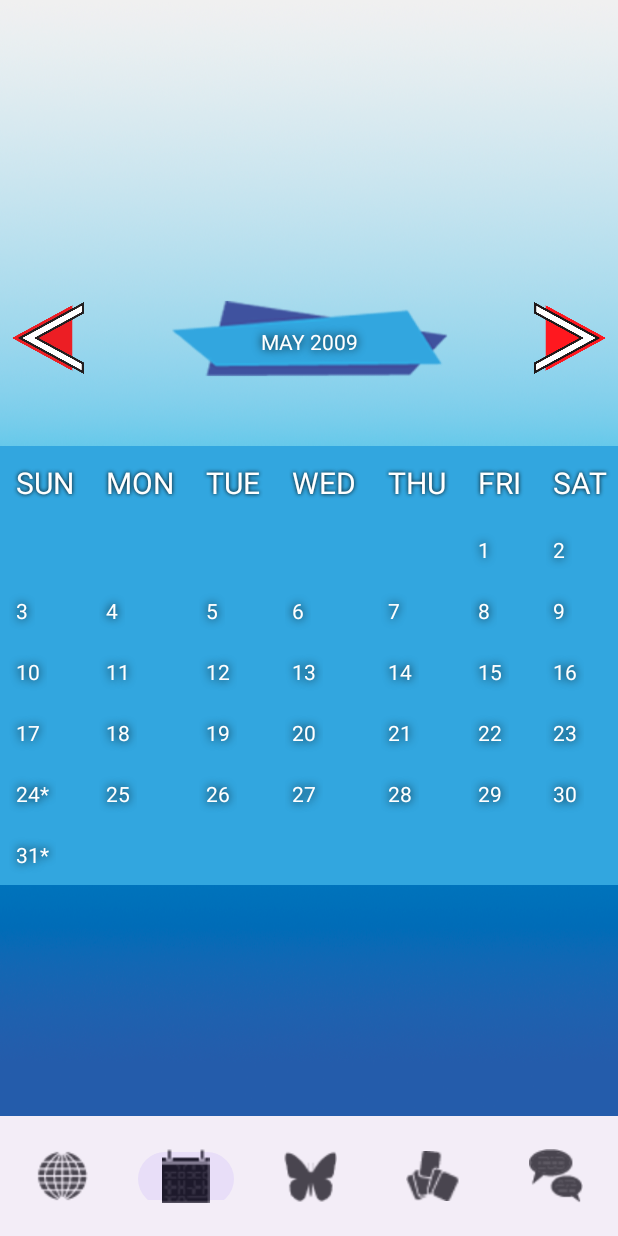
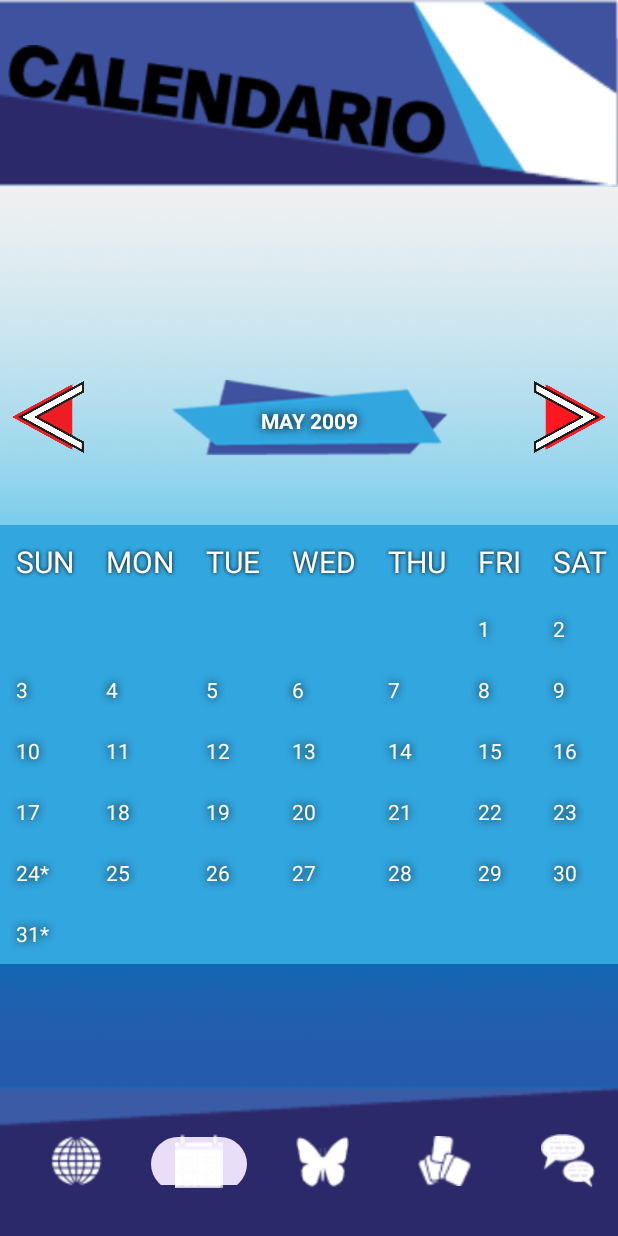
Before and after one commit to MarcENTI/AppCompanion, an Android app: the screen it shows after launch (MainActivity), item 2 of the bottom bar chosen, on a phone screen of 412 x 824 dp. Run offline under Robolectric (Android 15) with nearby library versions, the phone set to English and light mode, and no system bars.

Commit message:
Confidents & compendium deco

```diff
--- a/CompanionPersona/app/src/main/java/firebase/companionPersona/enti24/BottomNavFragment.kt
+++ b/CompanionPersona/app/src/main/java/firebase/companionPersona/enti24/BottomNavFragment.kt
@@ -5,6 +5,10 @@ import androidx.fragment.app.Fragment
 import android.view.LayoutInflater
 import android.view.View
 import android.view.ViewGroup
+import android.widget.ImageView
+import androidx.appcompat.view.menu.MenuView
+import androidx.appcompat.view.menu.MenuView.ItemView
+import androidx.core.graphics.drawable.IconCompat
 import com.google.android.material.bottomnavigation.BottomNavigationView
 
 
@@ -16,42 +20,52 @@ class BottomNavFragment : Fragment() {
     ): View? {
         // Inflate the layout for this fragment
         return inflater.inflate(R.layout.fragment_bottom_nav, container, false)
+
     }
 
     override fun onViewCreated(view: View, savedInstanceState: Bundle?) {
         super.onViewCreated(view, savedInstanceState)
 
         val bottomNavigationView: BottomNavigationView = view.findViewById(R.id.navBar)
+        val titleImage: ImageView = view.findViewById(R.id.titleImage)
 
         bottomNavigationView.setOnItemSelectedListener { menuItem ->
             when (menuItem.itemId) {
                 R.id.forum -> {
                     val forumFragment = ForumFragment()
+                    titleImage.setImageResource(R.drawable.title_forum)
                     parentFragmentManager.beginTransaction()
                         .replace(R.id.inner_fragment_container, forumFragment)
                         .commit()
                     true
                 }
-                R.id.compendium -> {
+                R.id.confident -> {
                     val confidentsFragment = ConfidentsFragment()
+
+                    titleImage.setImageResource(R.drawable.title_confidents)
                     parentFragmentManager.beginTransaction()
                         .replace(R.id.inner_fragment_container, confidentsFragment)
                         .commit()
                     true
                 }
                 R.id.chat -> {
+                    titleImage.setImageResource(R.drawable.title_chat)
                     // Aquí colocar fragmento de chat
                     true
                 }
                 R.id.calendar -> {
                     val calendarFragment = CalendarFragment()
+
+                    titleImage.setImageResource(R.drawable.title_calendar)
                     parentFragmentManager.beginTransaction()
                         .replace(R.id.inner_fragment_container, calendarFragment)
                         .commit()
                     true
                 }
-                R.id.confident -> {
+                R.id.compendium -> {
                     val compendiumFragment = CompendiumFragment()
+
+                    titleImage.setImageResource(R.drawable.title_compendium)
                     parentFragmentManager.beginTransaction()
                         .replace(R.id.inner_fragment_container, compendiumFragment)
                         .commit()
--- a/CompanionPersona/app/src/main/java/firebase/companionPersona/enti24/CalendarFragment.kt
+++ b/CompanionPersona/app/src/main/java/firebase/companionPersona/enti24/CalendarFragment.kt
@@ -90,9 +90,7 @@ class CalendarFragment : Fragment() {
             val white = Color.WHITE
             headerView.setTextColor(white)
             headerView.setTextSize(1,20f)
-
             headerView.setShadowLayer(3f,0f, 0f, Color.BLACK)
-
             daysContainer.addView(headerView)
         }
 
--- a/CompanionPersona/app/src/main/res/drawable/white_button5.xml
+++ b/CompanionPersona/app/src/main/res/drawable/white_button5.xml
@@ -1,5 +1,5 @@
 <?xml version="1.0" encoding="utf-8"?>
 <shape xmlns:android="http://schemas.android.com/apk/res/android" android:shape="rectangle">
     <corners android:radius="50dp"/>
-    <gradient android:startColor="@color/white" android:endColor="#3987c8" android:angle="@integer/material_motion_duration_medium_2" android:type="linear"/>
+    <solid android:color="#3aa6de"/>
 </shape>
--- a/CompanionPersona/app/src/main/res/layout/fragment_bottom_nav.xml
+++ b/CompanionPersona/app/src/main/res/layout/fragment_bottom_nav.xml
@@ -1,22 +1,42 @@
 <LinearLayout
     xmlns:android="http://schemas.android.com/apk/res/android"
     xmlns:app="http://schemas.android.com/apk/res-auto"
+    xmlns:tools="http://schemas.android.com/tools"
     android:orientation="vertical"
     android:layout_width="match_parent"
-    android:layout_height="match_parent">
+    android:layout_height="match_parent"
+    android:background="@drawable/background_white">
 
+
+    <LinearLayout
+        android:layout_width="match_parent"
+        android:layout_height="65dp"
+        android:layout_weight="1"
+        android:background="@drawable/topbar_background">
+
+        <ImageView
+            android:id="@+id/titleImage"
+            android:layout_width="292dp"
+            android:layout_height="93dp"
+            android:layout_marginTop="20dp"
+            android:layout_marginLeft="5dp"
+            tools:srcCompat="@tools:sample/avatars" />
+    </LinearLayout>
 
     <FrameLayout
         android:id="@+id/inner_fragment_container"
         android:layout_width="match_parent"
         android:layout_height="0dp"
-        android:layout_weight="1" />
+        android:layout_weight="10" />
 
     <com.google.android.material.bottomnavigation.BottomNavigationView
         android:id="@+id/navBar"
-        android:layout_width="match_parent"
+        android:layout_width="429dp"
         android:layout_height="wrap_content"
+        android:background="@drawable/bottom_bar_bg"
+        android:padding="10dp"
+        app:itemIconSize="36dp"
+        app:itemIconTint="@color/white"
         app:labelVisibilityMode="unlabeled"
-        app:menu="@menu/custom_navbar"
-        app:itemIconSize="36dp" />
+        app:menu="@menu/custom_navbar" />
 </LinearLayout>
--- a/CompanionPersona/app/src/main/res/layout/fragment_calendar.xml
+++ b/CompanionPersona/app/src/main/res/layout/fragment_calendar.xml
@@ -44,12 +44,13 @@
                 android:layout_height="match_parent"
                 android:layout_weight="1"
                 android:background="@drawable/calendar_month_bg"
+                android:shadowColor="@color/black"
+                android:shadowRadius="7"
                 android:text="\n\n\nDecember 2009"
                 android:textAlignment="center"
                 android:textAllCaps="true"
                 android:textColor="@color/white"
-                android:shadowColor="@color/black"
-                android:shadowRadius="7"/>
+                android:textStyle="bold" />
 
             <ImageButton
                 android:id="@+id/nextMonthBtn"
--- a/CompanionPersona/app/src/main/res/menu/custom_navbar.xml
+++ b/CompanionPersona/app/src/main/res/menu/custom_navbar.xml
@@ -19,6 +19,7 @@
     <item
         android:id="@+id/confident"
         android:icon="@drawable/confident"
+        android:iconTintMode="src_over"
         android:title="Confident" />
 
     <item
```
Also changed, not shown: CompanionPersona/app/src/main/res/layout/activity_compendium_fragment.xml (deleted, +0 -10 lines), CompanionPersona/app/src/main/res/layout/activity_compendium_item.xml (deleted, +0 -10 lines), CompanionPersona/app/src/main/res/layout/activity_persona_adapter.xml (deleted, +0 -10 lines), CompanionPersona/app/src/main/res/layout/item_compendium.xml (+23 -4 lines), CompanionPersona/app/src/main/res/drawable/bottom_bar_bg.png (added), CompanionPersona/app/src/main/res/drawable/buterfly.gif (added), CompanionPersona/app/src/main/res/drawable/title_calendar.png (added), CompanionPersona/app/src/main/res/drawable/title_chat.png (added), CompanionPersona/app/src/main/res/drawable/title_compendium.png (added), CompanionPersona/app/src/main/res/drawable/title_confidents.png (added), CompanionPersona/app/src/main/res/drawable/title_forum.png (added), CompanionPersona/app/src/main/res/drawable/topbar_background.png (added).
